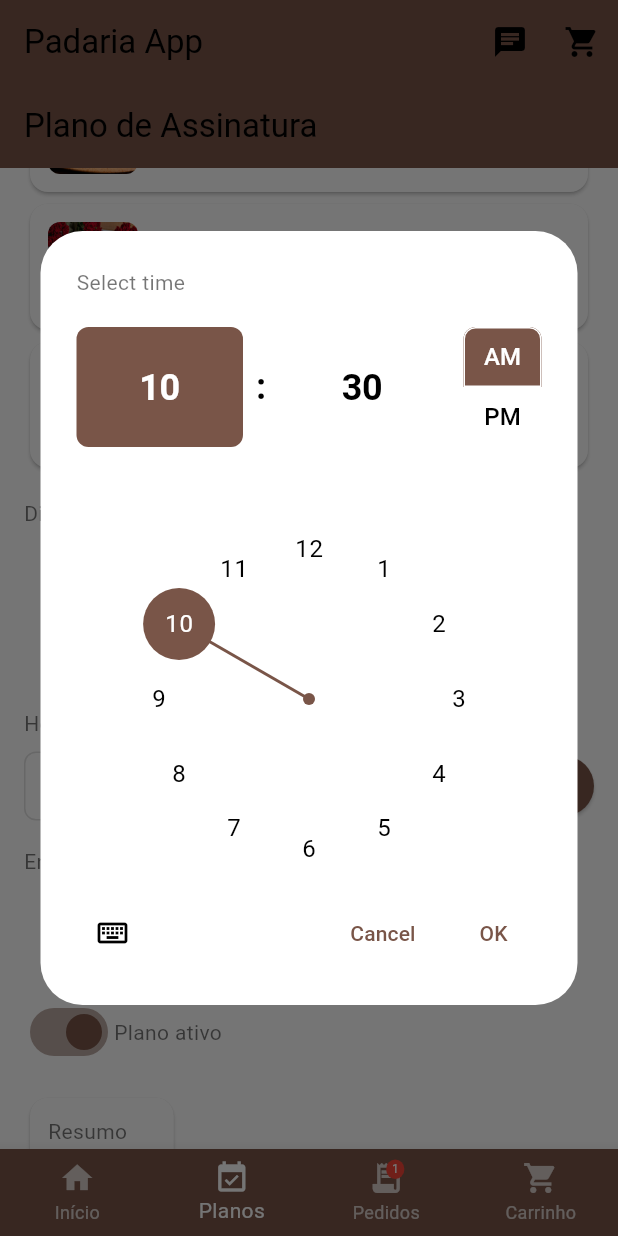
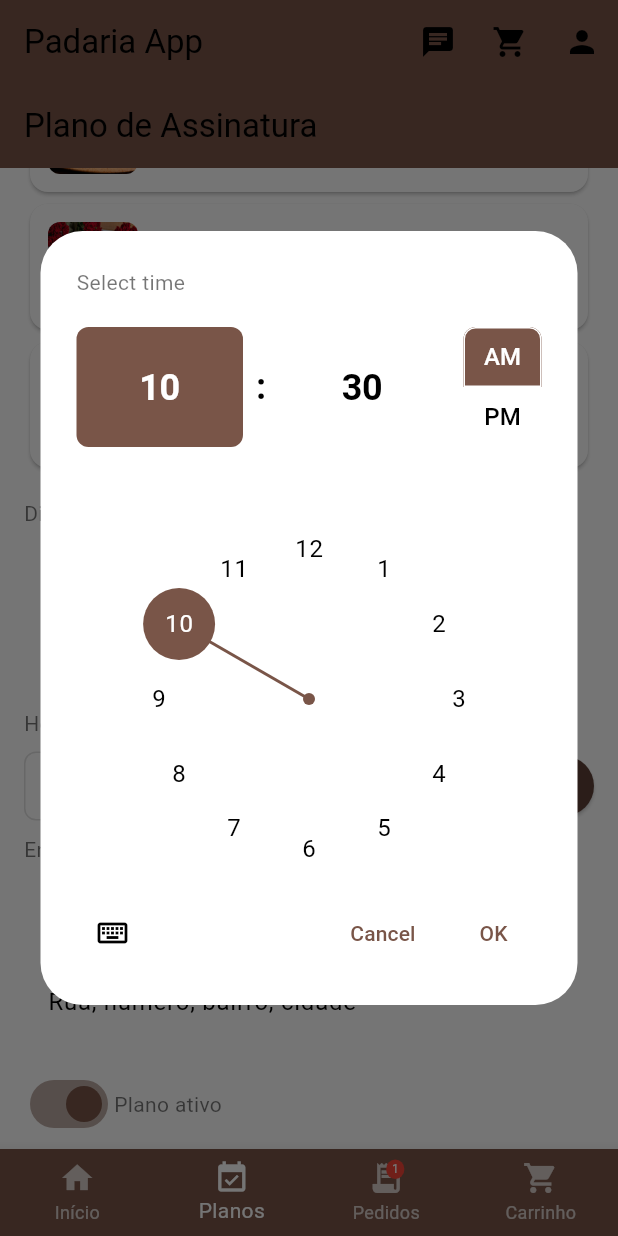
Before and after one commit to Alessandro-Franca01/padaria_app, a Flutter app: the HomeScreen screen opened directly, item 2 of the bottom bar chosen, scrolled down 576 dp, after a tap on "Escolher", on a phone screen of 412 x 824 dp. Run offline on Flutter 3.47's test engine with Material 3 defaults, Android fonts, the phone set to English and light mode, and no system bars; our stand-ins replace carousel_slider, flutter_secure_storage, shared_preferences; accounts and stored records are empty.

Commit message:
feat: Changes to ajustements some components by screens

```diff
--- a/lib/screens/home_screen.dart
+++ b/lib/screens/home_screen.dart
@@ -12,6 +12,7 @@ import 'orders_screen.dart';
 import 'package:padaria_app/models/order.dart';
 import 'chat_screen.dart';
 import 'plans_screen.dart';
+import 'profile_screen.dart';
 
 class HomeScreen extends StatefulWidget {
   @override
@@ -137,6 +138,17 @@ class _HomeScreenState extends State<HomeScreen> {
                       ),
                     ),
                 ],
+              );
+            },
+          ),
+          IconButton(
+            icon: Icon(Icons.person),
+            onPressed: () {
+              Navigator.push(
+                context,
+                MaterialPageRoute(
+                  builder: (context) => ProfileScreen(),
+                ),
               );
             },
           ),
--- a/lib/screens/orders_screen.dart
+++ b/lib/screens/orders_screen.dart
@@ -33,7 +33,9 @@ class _OrdersScreenState extends State<OrdersScreen> with TickerProviderStateMix
         backgroundColor: Colors.brown,
         bottom: TabBar(
           controller: _tabController,
-          indicatorColor: Colors.white,
+          indicatorColor: Colors.brown[200],
+          labelColor: Colors.brown[50],
+          unselectedLabelColor: Colors.white70,
           tabs: [
             Tab(
               icon: Icon(Icons.pending_actions),
--- a/lib/screens/plans_screen.dart
+++ b/lib/screens/plans_screen.dart
@@ -3,6 +3,7 @@ import 'package:provider/provider.dart';
 
 import '../services/subscription_service.dart';
 import '../services/product_service.dart';
+import '../services/auth_service.dart';
 import '../models/product.dart';
 
 class PlansScreen extends StatefulWidget {
@@ -29,6 +30,12 @@ class _PlansScreenState extends State<PlansScreen> {
     });
   }
 
+  @override
+  void dispose() {
+    _addressController.dispose();
+    super.dispose();
+  }
+
   Future<void> _pickTime() async {
     final currentTime = TimeOfDay.now();
     final picked = await showTimePicker(context: context, initialTime: currentTime);
@@ -37,6 +44,31 @@ class _PlansScreenState extends State<PlansScreen> {
       final String mm = picked.minute.toString().padLeft(2, '0');
       context.read<SubscriptionService>().setTime('$hh:$mm');
     }
+  }
+
+  void _useUserAddress() {
+    final authService = context.read<AuthService>();
+    final user = authService.currentUser;
+
+    if (user == null) {
+      ScaffoldMessenger.of(context).showSnackBar(
+        SnackBar(content: Text('Faça login para usar o endereço salvo.')),
+      );
+      return;
+    }
+
+    if (user.address.isEmpty) {
+      ScaffoldMessenger.of(context).showSnackBar(
+        SnackBar(content: Text('Nenhum endereço salvo no perfil.')),
+      );
+      return;
+    }
+
+    _addressController.text = user.address;
+    context.read<SubscriptionService>().setAddress(user.address);
+    ScaffoldMessenger.of(context).showSnackBar(
+      SnackBar(content: Text('Endereço do perfil aplicado ao plano.')),
+    );
   }
 
   Widget _buildProductItem(Product product) {
@@ -167,13 +199,26 @@ class _PlansScreenState extends State<PlansScreen> {
                     SizedBox(width: 8),
                     ElevatedButton(
                       onPressed: _pickTime,
-                      style: ElevatedButton.styleFrom(backgroundColor: Colors.brown),
+                      style: ElevatedButton.styleFrom(backgroundColor: Colors.brown[700]),
                       child: Text('Escolher'),
                     ),
                   ],
                 ),
-                SizedBox(height: 16),
+                SizedBox(height: 8),
                 Text('Endereço de entrega'),
+                SizedBox(height: 8),
+                Align(
+                  alignment: Alignment.center,
+                  child: ElevatedButton.icon(
+                    onPressed: _useUserAddress,
+                    icon: Icon(Icons.person_pin_circle),
+                    label: Text('Usar endereço do perfil'),
+                    style: ElevatedButton.styleFrom(
+                      backgroundColor: Colors.brown[600],
+                      padding: EdgeInsets.symmetric(horizontal: 16, vertical: 12),
+                    ),
+                  ),
+                ),
                 SizedBox(height: 8),
                 TextField(
                   controller: _addressController,
@@ -187,10 +232,12 @@ class _PlansScreenState extends State<PlansScreen> {
                 Row(
                   children: [
                     Switch(
-                      value: sub.active,
-                      onChanged: (v) => context.read<SubscriptionService>().setActive(v),
-                      activeColor: Colors.brown,
-                    ),
+                          value: sub.active,
+                          onChanged: (v) => context.read<SubscriptionService>().setActive(v),
+                          activeColor: Colors.brown,
+                         inactiveThumbColor: Colors.brown[200],
+                         inactiveTrackColor: Colors.brown[100],
+                        ),
                     Text('Plano ativo'),
                   ],
                 ),
```
Also changed, not shown: lib/screens/profile_screen.dart (added, +210 -0 lines).
